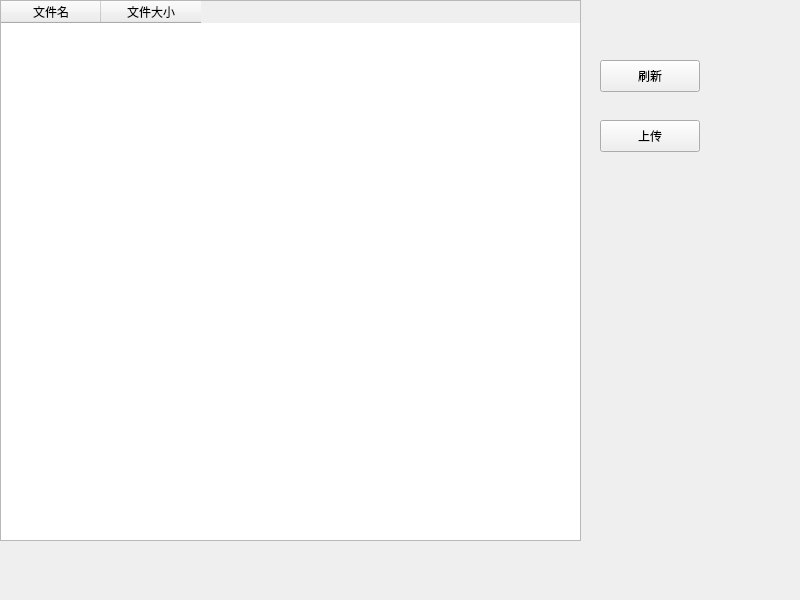
Above: QT/XDiskGui/xdiskgui.ui from mengchao666/SecureCloudDisk before the change. Below: the same form after it.
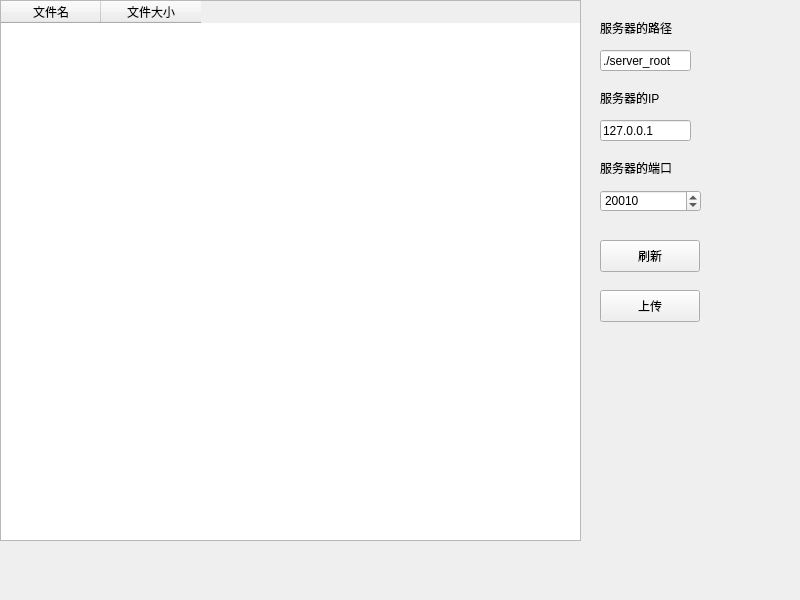
That is the form after the change.

Commit message: xcom client and server communication

Patch:
```diff
--- a/QT/XDiskGui/xdiskgui.ui
+++ b/QT/XDiskGui/xdiskgui.ui
@@ -17,7 +17,7 @@
    <property name="geometry">
     <rect>
      <x>600</x>
-     <y>60</y>
+     <y>240</y>
      <width>100</width>
      <height>32</height>
     </rect>
@@ -30,7 +30,7 @@
    <property name="geometry">
     <rect>
      <x>600</x>
-     <y>120</y>
+     <y>290</y>
      <width>100</width>
      <height>32</height>
     </rect>
@@ -59,6 +59,87 @@
     </property>
    </column>
   </widget>
+  <widget class="QLineEdit" name="ipEdit">
+   <property name="geometry">
+    <rect>
+     <x>600</x>
+     <y>120</y>
+     <width>91</width>
+     <height>21</height>
+    </rect>
+   </property>
+   <property name="text">
+    <string>127.0.0.1</string>
+   </property>
+  </widget>
+  <widget class="QSpinBox" name="portBox">
+   <property name="geometry">
+    <rect>
+     <x>600</x>
+     <y>190</y>
+     <width>101</width>
+     <height>22</height>
+    </rect>
+   </property>
+   <property name="maximum">
+    <number>65535</number>
+   </property>
+   <property name="value">
+    <number>20010</number>
+   </property>
+  </widget>
+  <widget class="QLineEdit" name="pathEdit">
+   <property name="geometry">
+    <rect>
+     <x>600</x>
+     <y>50</y>
+     <width>91</width>
+     <height>21</height>
+    </rect>
+   </property>
+   <property name="text">
+    <string>./server_root</string>
+   </property>
+  </widget>
+  <widget class="QLabel" name="label">
+   <property name="geometry">
+    <rect>
+     <x>600</x>
+     <y>20</y>
+     <width>81</width>
+     <height>16</height>
+    </rect>
+   </property>
+   <property name="text">
+    <string>服务器的路径</string>
+   </property>
+  </widget>
+  <widget class="QLabel" name="label_2">
+   <property name="geometry">
+    <rect>
+     <x>600</x>
+     <y>90</y>
+     <width>71</width>
+     <height>16</height>
+    </rect>
+   </property>
+   <property name="text">
+    <string>服务器的IP</string>
+   </property>
+  </widget>
+  <widget class="QLabel" name="label_3">
+   <property name="geometry">
+    <rect>
+     <x>600</x>
+     <y>160</y>
+     <width>81</width>
+     <height>16</height>
+    </rect>
+   </property>
+   <property name="text">
+    <string>服务器的端口</string>
+   </property>
+  </widget>
  </widget>
  <resources/>
  <connections>
```
The commit also changes 10 other files.
